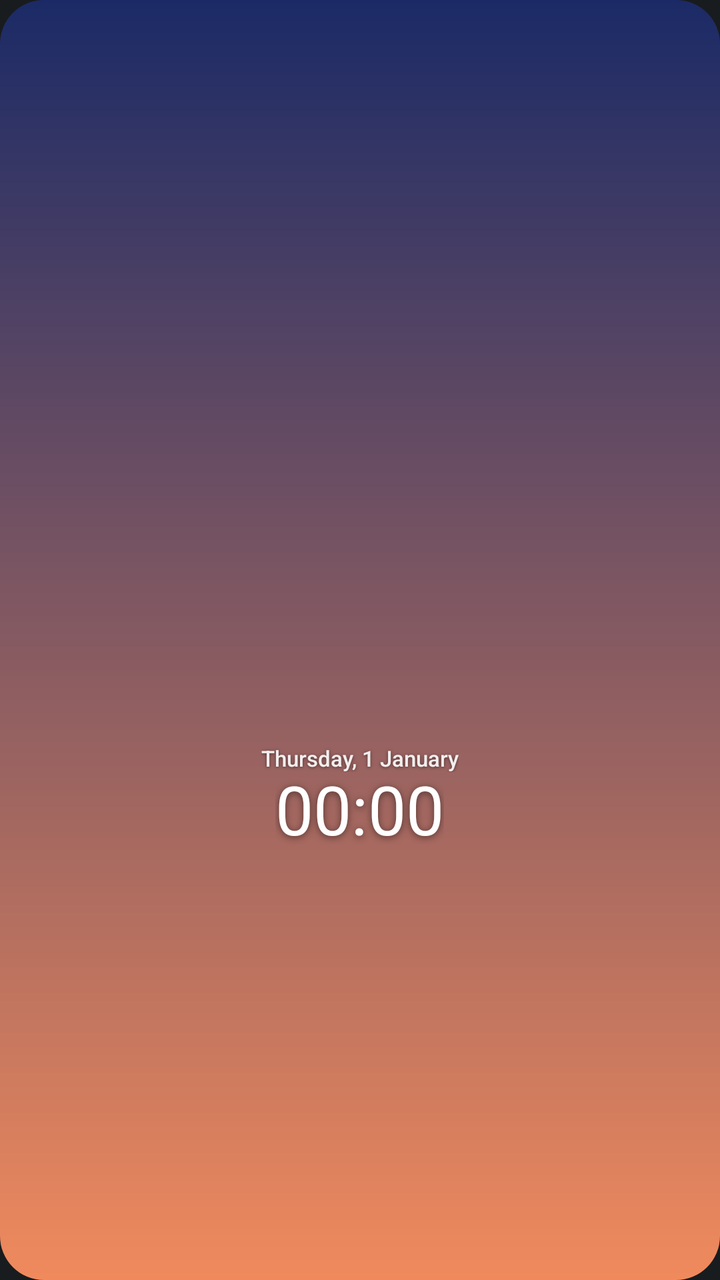
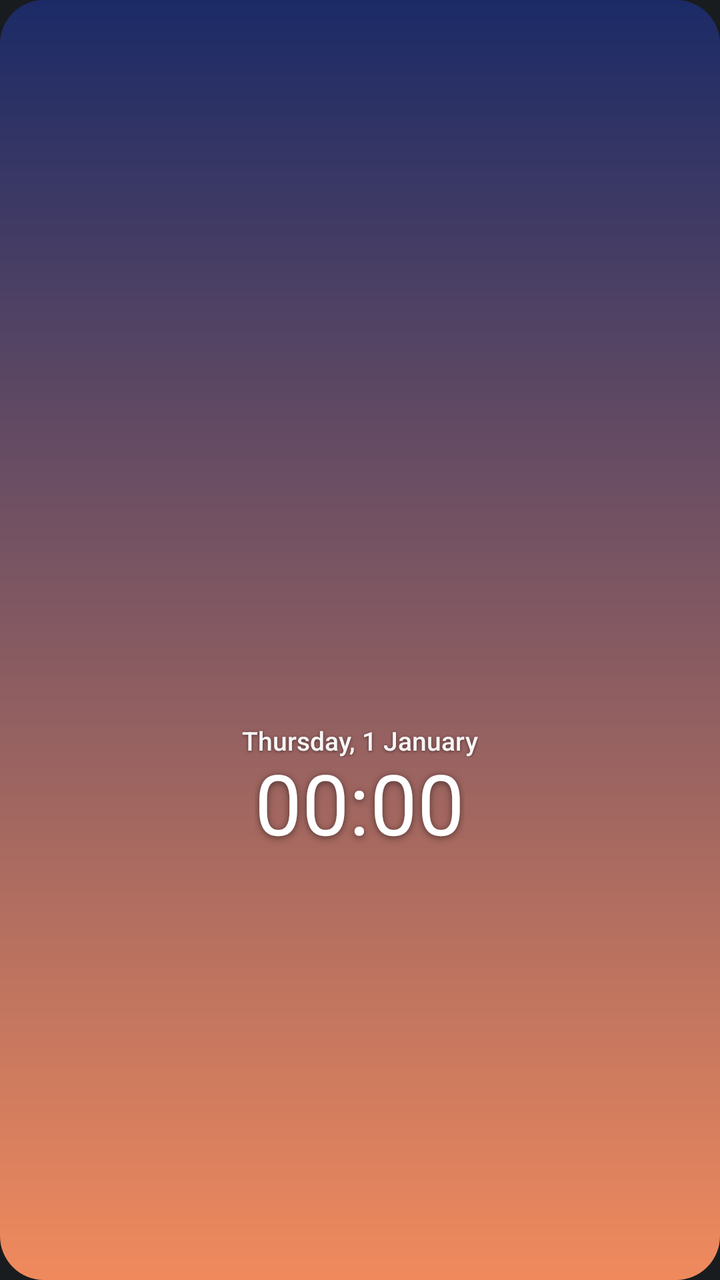

Screens rendered from an Android XML layout before and after an edit, with the pre-edit source and the edit as a unified diff.
<!-- AndroidManifest.xml: application theme android:Theme.DeviceDefault.NoActionBar -->
<!-- res/layout/widget.xml -->
<?xml version="1.0" encoding="utf-8"?>
<FrameLayout xmlns:android="http://schemas.android.com/apk/res/android"
    android:layout_width="match_parent"
    android:layout_height="match_parent">

    <ImageView
        android:id="@+id/bg"
        android:layout_width="match_parent"
        android:layout_height="match_parent"
        android:scaleType="fitXY"
        android:src="@drawable/bg_initial" />

    <LinearLayout
        android:layout_width="match_parent"
        android:layout_height="match_parent"
        android:orientation="vertical"
        android:weightSum="100">

        <LinearLayout
            android:id="@+id/top_area"
            android:layout_width="match_parent"
            android:layout_height="0dp"
            android:layout_weight="70"
            android:gravity="center_horizontal|bottom"
            android:orientation="vertical"
            android:paddingBottom="22dp">

            <TextClock
                android:id="@+id/date"
                android:layout_width="wrap_content"
                android:layout_height="wrap_content"
                android:fontFamily="sans-serif-medium"
                android:format12Hour="EEEE, d MMMM"
                android:format24Hour="EEEE, d MMMM"
                android:includeFontPadding="false"
                android:shadowColor="#80000000"
                android:shadowDx="0"
                android:shadowDy="1"
                android:shadowRadius="4"
                android:textColor="#E8FFFFFF"
                android:textSize="11dp" />

            <TextClock
                android:id="@+id/time"
                android:layout_width="wrap_content"
                android:layout_height="wrap_content"
                android:fontFamily="sans-serif"
                android:format12Hour="HH:mm"
                android:format24Hour="HH:mm"
                android:includeFontPadding="false"
                android:shadowColor="#80000000"
                android:shadowDx="0"
                android:shadowDy="2"
                android:shadowRadius="8"
                android:textColor="#FFFFFFFF"
                android:textSize="34dp" />
        </LinearLayout>

        <FrameLayout
            android:id="@+id/news_hit"
            android:layout_width="match_parent"
            android:layout_height="0dp"
            android:layout_weight="30" />
    </LinearLayout>
</FrameLayout>
<!-- resources referenced by this layout -->
<resources>
  <!-- drawable bg_initial (drawable) -->
  <?xml version="1.0" encoding="utf-8"?>
  <shape xmlns:android="http://schemas.android.com/apk/res/android"
      android:shape="rectangle">
      <gradient
          android:angle="270"
          android:endColor="#F08A5D"
          android:startColor="#1B2A66" />
      <corners android:radius="22dp" />
  </shape>
</resources>

<!-- the commit's change to res/layout/widget.xml (unified diff, before → after) -->
@@ -20,10 +20,10 @@
             android:id="@+id/top_area"
             android:layout_width="match_parent"
             android:layout_height="0dp"
-            android:layout_weight="70"
+            android:layout_weight="68"
             android:gravity="center_horizontal|bottom"
             android:orientation="vertical"
-            android:paddingBottom="22dp">
+            android:paddingBottom="7dp">
 
             <TextClock
                 android:id="@+id/date"
@@ -37,8 +37,8 @@
                 android:shadowDx="0"
                 android:shadowDy="1"
                 android:shadowRadius="4"
-                android:textColor="#E8FFFFFF"
-                android:textSize="11dp" />
+                android:textColor="#F2FFFFFF"
+                android:textSize="13dp" />
 
             <TextClock
                 android:id="@+id/time"
@@ -53,13 +53,13 @@
                 android:shadowDy="2"
                 android:shadowRadius="8"
                 android:textColor="#FFFFFFFF"
-                android:textSize="34dp" />
+                android:textSize="42dp" />
         </LinearLayout>
 
         <FrameLayout
-            android:id="@+id/news_hit"
+            android:id="@+id/ground_hit"
             android:layout_width="match_parent"
             android:layout_height="0dp"
-            android:layout_weight="30" />
+            android:layout_weight="32" />
     </LinearLayout>
 </FrameLayout>
